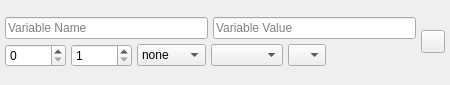
First picture: the form in UI/Arduino/glitch-object-variable-arduino.ui, repository textbrowser/glitch, before the edit.
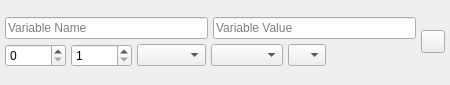
Second picture: the form after the edit. Icons and pictures are not drawn.

Commit message: Variable object.

What changed in the file:
```diff
--- a/UI/Arduino/glitch-object-variable-arduino.ui
+++ b/UI/Arduino/glitch-object-variable-arduino.ui
@@ -97,7 +97,7 @@
           <string notr="true">QComboBox { combobox-popup: 0; }</string>
          </property>
          <property name="currentIndex">
-          <number>1</number>
+          <number>3</number>
          </property>
          <property name="sizeAdjustPolicy">
           <enum>QComboBox::AdjustToContents</enum>
@@ -107,11 +107,6 @@
            <string notr="true">const</string>
           </property>
          </item>
-         <item>
-          <property name="text">
-           <string notr="true">none</string>
-          </property>
-         </item>
          <item>
           <property name="text">
            <string notr="true">static</string>
@@ -122,6 +117,11 @@
            <string notr="true">volatile</string>
           </property>
          </item>
+         <item>
+          <property name="text">
+           <string/>
+          </property>
+         </item>
         </widget>
        </item>
        <item>
```
The commit also changes 1 other file.
